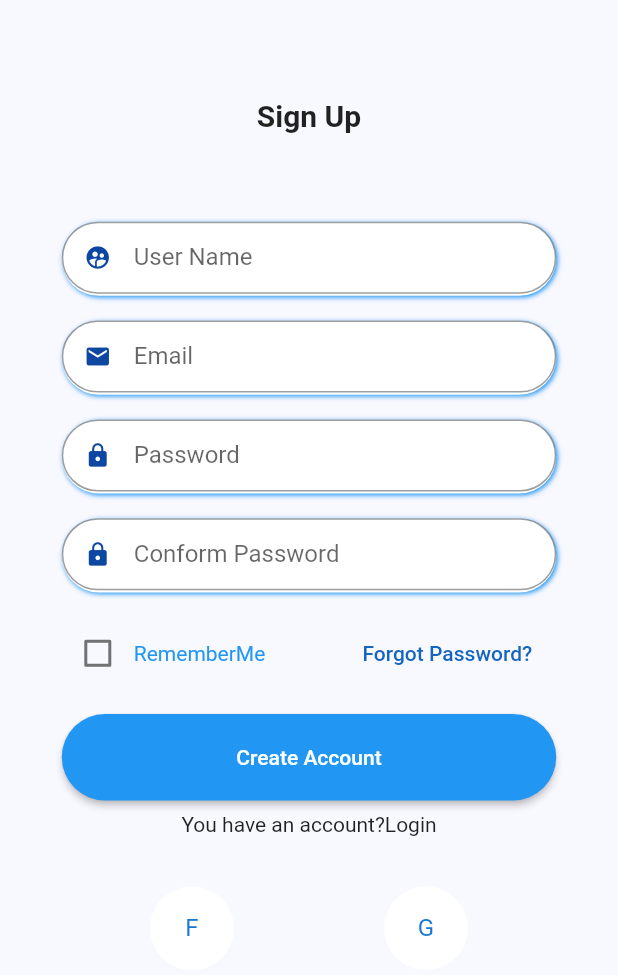
After one commit to SG-Programmer/hospital-management, a Flutter app: the RegistrationPage screen opened directly, on a phone screen of 412 x 824 dp. The commit adds this screen. Shown: the top 975 px of the screen. Run offline on Flutter 3.47's test engine with Material 2 defaults, Android fonts, the phone set to English and light mode, and no system bars.

Commit message:
add registation page

```diff
--- a/lib/LoginPage.dart
+++ b/lib/LoginPage.dart
@@ -194,11 +194,11 @@ class _LoginPageState extends State<LoginPage> {
                       emailController.text = "";
                       passwordController.text = "";
 
-                      /* Navigator.push(
+                      Navigator.push(
                           context,
                           MaterialPageRoute(
-                            builder: (context) => Dynamic(),
-                          )); */
+                            builder: (context) => LoginPage(),
+                          ));
                     },
                     child: Text(
                       "LOGIN",
--- /dev/null
+++ b/lib/RegistrationPage.dart
@@ -0,0 +1,226 @@
+import 'package:flutter/material.dart';
+// import 'package:testing_app/FormPageOne.dart';
+// import 'package:testing_app/LoginPage.dart';
+//import 'package:testing_app/dynamic.dart';
+
+class RegistrationPage extends StatefulWidget {
+  @override
+  _RegistrationPageState createState() => _RegistrationPageState();
+}
+
+class _RegistrationPageState extends State<RegistrationPage> {
+  bool rememberMe = false;
+
+  TextEditingController userNameController = TextEditingController();
+  TextEditingController emailController = TextEditingController();
+  TextEditingController passController = TextEditingController();
+  TextEditingController passConformController = TextEditingController();
+
+  @override
+  Widget build(BuildContext context) {
+    double height = MediaQuery.of(context).size.height;
+    // double width = MediaQuery.of(context).size.width;
+
+    //!TextFields
+    textfield(String hint, String label, Icon icon,
+        TextEditingController controllerName) {
+      return Padding(
+        padding: EdgeInsets.only(left: height * 0.05, right: height * 0.05),
+        child: Container(
+          height: height * 0.06,
+          decoration: BoxDecoration(boxShadow: [
+            BoxShadow(
+                blurRadius: 2.0,
+                color: Colors.blue,
+                offset: Offset(1, 1),
+                spreadRadius: 0.1)
+          ], color: Colors.white, borderRadius: BorderRadius.circular(30.0)),
+          child: TextField(
+            controller: controllerName,
+            decoration: InputDecoration(
+              prefixIcon: icon,
+              border:
+                  OutlineInputBorder(borderRadius: BorderRadius.circular(30.0)),
+              hintText: hint,
+              labelText: label,
+              isDense: true,
+              contentPadding: EdgeInsets.all(height * 0.01), // Added this
+            ),
+          ),
+        ),
+      );
+    }
+
+    return Scaffold(
+      backgroundColor: Color.fromRGBO(248, 248, 255, 7),
+      body: SafeArea(
+        child: SingleChildScrollView(
+          child: Container(
+            padding: EdgeInsets.only(top: height * 0.08),
+            child: Center(
+              child: Column(
+                mainAxisAlignment: MainAxisAlignment.center,
+                children: [
+                  Text(
+                    "Sign Up",
+                    style: TextStyle(
+                        color: Colors.black87,
+                        fontSize: 20,
+                        fontWeight: FontWeight.w600),
+                  ),
+                  SizedBox(
+                    height: height / 14,
+                  ),
+                  textfield(
+                      "xyz123",
+                      "User Name",
+                      Icon(
+                        Icons.supervised_user_circle,
+                        color: Colors.blue[900],
+                      ),
+                      userNameController),
+                  SizedBox(height: height * 0.02),
+                  textfield(
+                      "Example@xyz.com",
+                      "Email",
+                      Icon(Icons.email, color: Colors.blue[900]),
+                      emailController),
+                  SizedBox(height: height * 0.02),
+                  textfield(
+                      "********",
+                      "Password",
+                      Icon(Icons.lock, color: Colors.blue[900]),
+                      passController),
+                  SizedBox(
+                    height: height * 0.02,
+                  ),
+                  textfield(
+                      "********",
+                      "Conform Password",
+                      Icon(Icons.lock, color: Colors.blue[900]),
+                      passConformController),
+                  SizedBox(height: height * 0.02),
+                  Padding(
+                    padding: EdgeInsets.only(
+                        left: height * 0.05, right: height * 0.05),
+                    child: Row(
+                      mainAxisAlignment: MainAxisAlignment.spaceBetween,
+                      children: [
+                        Row(
+                          mainAxisAlignment: MainAxisAlignment.spaceBetween,
+                          children: [
+                            Checkbox(
+                                value: rememberMe,
+                                onChanged: (value) {
+                                  setState(() {
+                                    rememberMe = value;
+                                  });
+                                }),
+                            GestureDetector(
+                              child: Text(
+                                "RememberMe",
+                                style: TextStyle(color: Colors.blue),
+                              ),
+                              onTap: () {
+                                setState(() {
+                                  rememberMe == true
+                                      ? rememberMe = false
+                                      : rememberMe = true;
+                                });
+                                print(rememberMe);
+                              },
+                            ),
+                          ],
+                        ),
+                        SizedBox(height: height * 0.03),
+                        FlatButton(
+                            onPressed: null,
+                            child: Text(
+                              "Forgot Password?",
+                              style: TextStyle(color: Colors.blue[800]),
+                            ))
+                      ],
+                    ),
+                  ),
+                  SizedBox(
+                    height: height * 0.02,
+                  ),
+                  Container(
+                    height: height * 0.07,
+                    width: double.infinity,
+                    padding: EdgeInsets.only(
+                        left: height * 0.05, right: height * 0.05),
+                    child: RaisedButton(
+                      onPressed: () {},
+                      /* Navigator.push(
+                          context,
+                          MaterialPageRoute(
+                            builder: (context) => FormPageOne(),
+                          )), */
+                      child: Text("Create Account",
+                          style: TextStyle(color: Colors.white)),
+                      disabledColor: Colors.blue,
+                      color: Colors.blue,
+                      shape: RoundedRectangleBorder(
+                          borderRadius: BorderRadius.circular(30.0)),
+                    ),
+                  ),
+                  SizedBox(
+                    height: height * 0.01,
+                  ),
+                  Row(
+                    mainAxisAlignment: MainAxisAlignment.center,
+                    children: [
+                      Text("You have an account?"),
+                      GestureDetector(
+                          onTap: () {
+                            /* Navigator.push(
+                                context,
+                                MaterialPageRoute(
+                                  builder: (context) => LoginPage(),
+                                )); */
+                          },
+                          child: Text(
+                            "Login",
+                          )),
+                    ],
+                  ),
+                  SizedBox(
+                    height: height * 0.04,
+                  ),
+                  Container(
+                    child: Row(
+                      mainAxisAlignment: MainAxisAlignment.spaceEvenly,
+                      children: [
+                        GestureDetector(
+                          onTap: () {
+                            print("Facebook");
+                          },
+                          child: CircleAvatar(
+                            child: Text("F"),
+                            maxRadius: 28.0,
+                            backgroundColor: Colors.white,
+                          ),
+                        ),
+                        GestureDetector(
+                          onTap: () {
+                            print("Google");
+                          },
+                          child: CircleAvatar(
+                            child: Text("G"),
+                            maxRadius: 28.0,
+                            backgroundColor: Colors.white,
+                          ),
+                        )
+                      ],
+                    ),
+                  ),
+                ],
+              ),
+            ),
+          ),
+        ),
+      ),
+    );
+  }
+}
```
